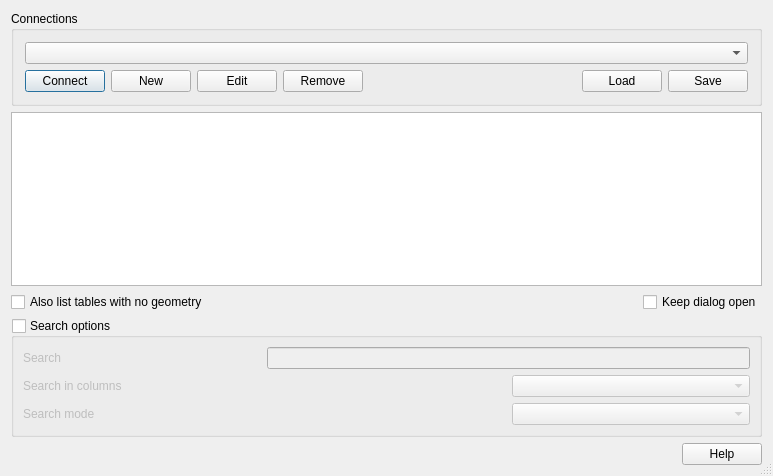
Above: src/ui/qgsdbsourceselectbase.ui from qgis/QGIS before the change. Below: the same form after it.
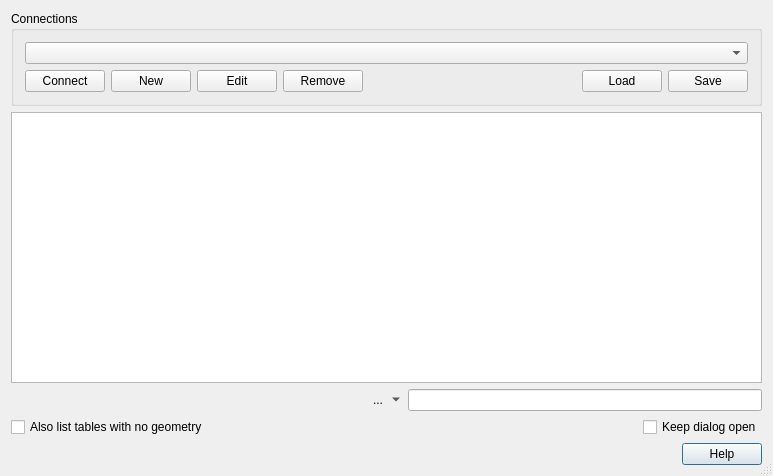
That is the form after the change. Icons and pictures are not drawn. Custom widgets are drawn as their Qt base class.

Commit message: [UX] improve searching UX when filtering DB tables

What changed in the file:
```diff
--- a/src/ui/qgsdbsourceselectbase.ui
+++ b/src/ui/qgsdbsourceselectbase.ui
@@ -24,6 +24,79 @@
    <bool>true</bool>
   </property>
   <layout class="QGridLayout" name="gridLayout_2">
+   <item row="7" column="0">
+    <widget class="QDialogButtonBox" name="buttonBox">
+     <property name="standardButtons">
+      <set>QDialogButtonBox::Help</set>
+     </property>
+    </widget>
+   </item>
+   <item row="1" column="0">
+    <widget class="QTreeView" name="mTablesTreeView">
+     <property name="editTriggers">
+      <set>QAbstractItemView::NoEditTriggers</set>
+     </property>
+     <property name="alternatingRowColors">
+      <bool>true</bool>
+     </property>
+     <property name="selectionMode">
+      <enum>QAbstractItemView::ExtendedSelection</enum>
+     </property>
+    </widget>
+   </item>
+   <item row="5" column="0">
+    <layout class="QHBoxLayout" name="horizontalLayout_3">
+     <item>
+      <spacer name="horizontalSpacer_3">
+       <property name="orientation">
+        <enum>Qt::Horizontal</enum>
+       </property>
+       <property name="sizeHint" stdset="0">
+        <size>
+         <width>40</width>
+         <height>20</height>
+        </size>
+       </property>
+      </spacer>
+     </item>
+     <item>
+      <widget class="QToolButton" name="mSearchSettingsButton">
+       <property name="text">
+        <string>...</string>
+       </property>
+       <property name="icon">
+        <iconset resource="../../images/images.qrc">
+         <normaloff>:/images/themes/default/propertyicons/settings.svg</normaloff>:/images/themes/default/propertyicons/settings.svg</iconset>
+       </property>
+       <property name="popupMode">
+        <enum>QToolButton::MenuButtonPopup</enum>
+       </property>
+       <property name="autoRaise">
+        <bool>true</bool>
+       </property>
+      </widget>
+     </item>
+     <item>
+      <widget class="QgsFilterLineEdit" name="mSearchTableEdit">
+       <property name="sizePolicy">
+        <sizepolicy hsizetype="MinimumExpanding" vsizetype="Fixed">
+         <horstretch>0</horstretch>
+         <verstretch>0</verstretch>
+        </sizepolicy>
+       </property>
+       <property name="minimumSize">
+        <size>
+         <width>200</width>
+         <height>0</height>
+        </size>
+       </property>
+       <property name="showSearchIcon" stdset="0">
+        <bool>true</bool>
+       </property>
+      </widget>
+     </item>
+    </layout>
+   </item>
    <item row="0" column="0">
     <widget class="QGroupBox" name="connectionsGroupBox">
      <property name="title">
@@ -110,20 +183,7 @@
      </layout>
     </widget>
    </item>
-   <item row="1" column="0">
-    <widget class="QTreeView" name="mTablesTreeView">
-     <property name="editTriggers">
-      <set>QAbstractItemView::NoEditTriggers</set>
-     </property>
-     <property name="alternatingRowColors">
-      <bool>true</bool>
-     </property>
-     <property name="selectionMode">
-      <enum>QAbstractItemView::ExtendedSelection</enum>
-     </property>
-    </widget>
-   </item>
-   <item row="2" column="0">
+   <item row="6" column="0">
     <layout class="QHBoxLayout" name="horizontalLayout_2">
      <item>
       <widget class="QCheckBox" name="cbxAllowGeometrylessTables">
@@ -154,109 +214,16 @@
      </item>
     </layout>
    </item>
-   <item row="3" column="0">
-    <widget class="QGroupBox" name="mSearchGroupBox">
-     <property name="title">
-      <string>Search options</string>
-     </property>
-     <property name="flat">
-      <bool>true</bool>
-     </property>
-     <property name="checkable">
-      <bool>true</bool>
-     </property>
-     <property name="checked">
-      <bool>false</bool>
-     </property>
-     <layout class="QGridLayout">
-      <property name="leftMargin">
-       <number>9</number>
-      </property>
-      <property name="topMargin">
-       <number>9</number>
-      </property>
-      <property name="rightMargin">
-       <number>9</number>
-      </property>
-      <property name="bottomMargin">
-       <number>9</number>
-      </property>
-      <property name="spacing">
-       <number>6</number>
-      </property>
-      <item row="0" column="0">
-       <widget class="QLabel" name="mSearchLabel">
-        <property name="enabled">
-         <bool>true</bool>
-        </property>
-        <property name="text">
-         <string>Search</string>
-        </property>
-        <property name="buddy">
-         <cstring>mSearchTableEdit</cstring>
-        </property>
-       </widget>
-      </item>
-      <item row="2" column="0" colspan="2">
-       <widget class="QLabel" name="mSearchModeLabel">
-        <property name="enabled">
-         <bool>true</bool>
-        </property>
-        <property name="text">
-         <string>Search mode</string>
-        </property>
-        <property name="buddy">
-         <cstring>mSearchModeComboBox</cstring>
-        </property>
-       </widget>
-      </item>
-      <item row="2" column="2">
-       <widget class="QComboBox" name="mSearchModeComboBox">
-        <property name="enabled">
-         <bool>true</bool>
-        </property>
-       </widget>
-      </item>
-      <item row="1" column="0" colspan="2">
-       <widget class="QLabel" name="mSearchColumnsLabel">
-        <property name="enabled">
-         <bool>true</bool>
-        </property>
-        <property name="text">
-         <string>Search in columns</string>
-        </property>
-        <property name="buddy">
-         <cstring>mSearchColumnComboBox</cstring>
-        </property>
-       </widget>
-      </item>
-      <item row="1" column="2">
-       <widget class="QComboBox" name="mSearchColumnComboBox">
-        <property name="enabled">
-         <bool>true</bool>
-        </property>
-       </widget>
-      </item>
-      <item row="0" column="1" colspan="2">
-       <widget class="QLineEdit" name="mSearchTableEdit">
-        <property name="enabled">
-         <bool>true</bool>
-        </property>
-       </widget>
-      </item>
-     </layout>
-    </widget>
-   </item>
-   <item row="4" column="0">
-    <widget class="QDialogButtonBox" name="buttonBox">
-     <property name="standardButtons">
-      <set>QDialogButtonBox::Help</set>
-     </property>
-    </widget>
-   </item>
   </layout>
  </widget>
  <layoutdefault spacing="6" margin="11"/>
+ <customwidgets>
+  <customwidget>
+   <class>QgsFilterLineEdit</class>
+   <extends>QLineEdit</extends>
+   <header>qgsfilterlineedit.h</header>
+  </customwidget>
+ </customwidgets>
  <tabstops>
   <tabstop>cmbConnections</tabstop>
   <tabstop>btnConnect</tabstop>
```
Left out of the diff: 104 changed lines with no effect on the pictures.
